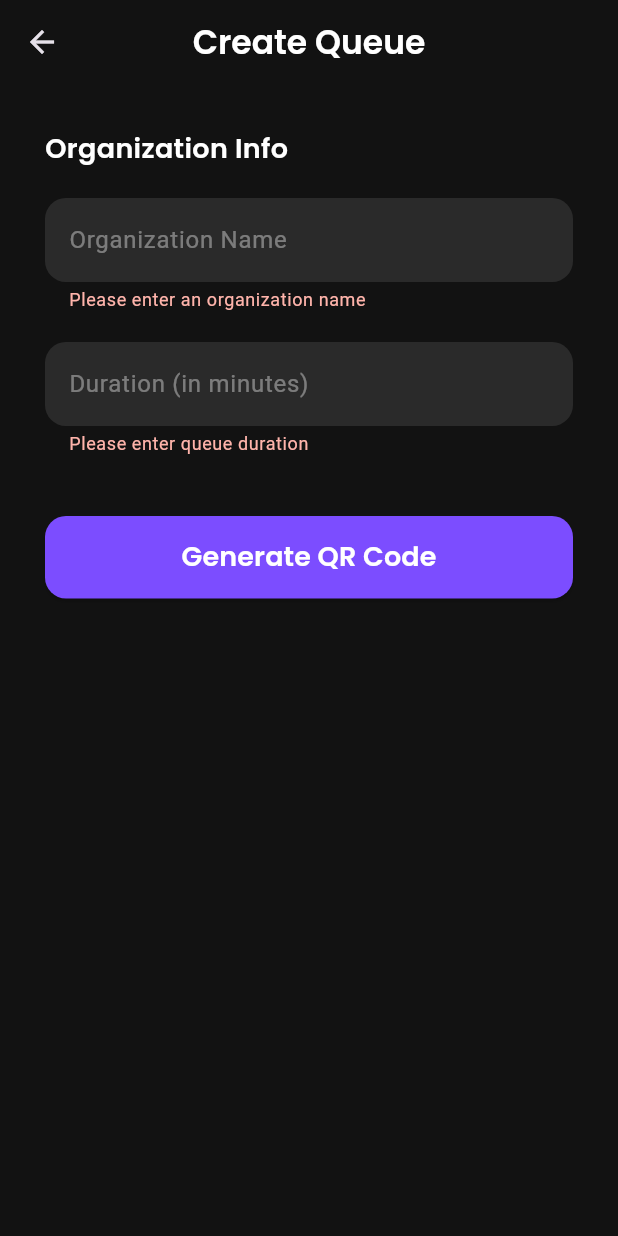
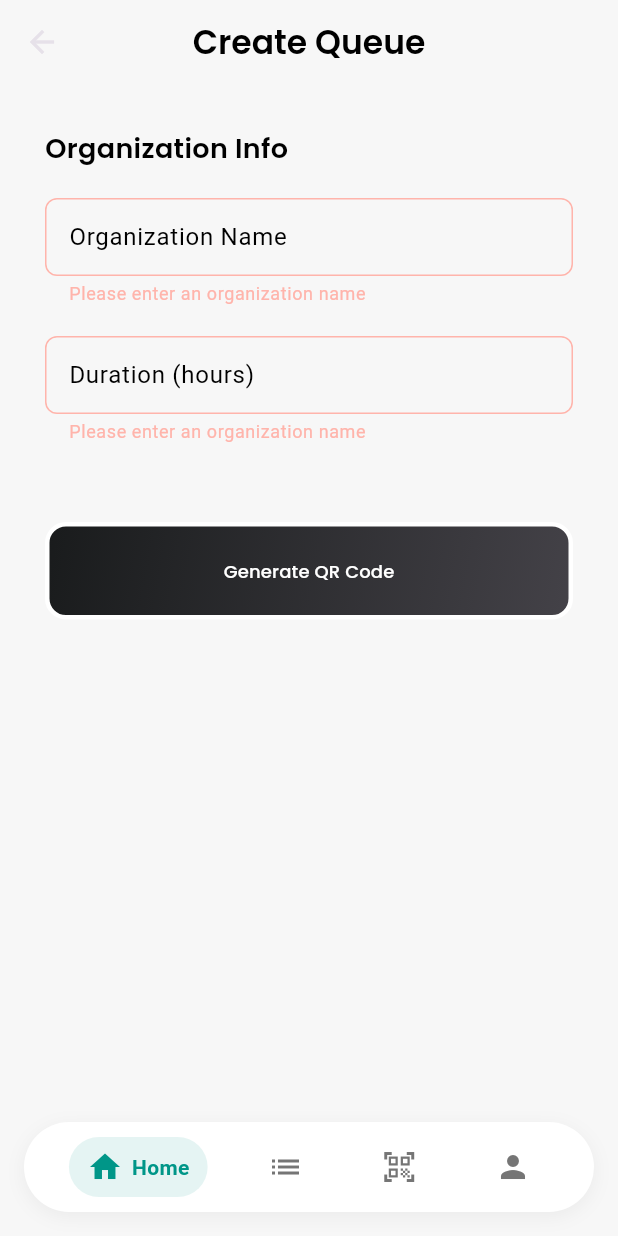
Before and after one commit to Hardelzs/smartqueue, a Flutter app: the AdminSetupPage screen opened directly, after a tap on "Generate QR Code", on a phone screen of 412 x 824 dp. Run offline on Flutter 3.47's test engine with Material 3 defaults, Android fonts, the light colour scheme and no system bars; our stand-ins replace google_fonts, iconsax, qr_flutter.

```diff
--- /dev/null
+++ b/lib/pages/admin_navbar.dart
@@ -0,0 +1,74 @@
+import 'package:flutter/material.dart';
+import 'package:iconsax/iconsax.dart'; // run: flutter pub add iconsax
+
+class AdminNavBar extends StatefulWidget {
+  const AdminNavBar({super.key});
+
+  @override
+  State<AdminNavBar> createState() => _AdminNavBarState();
+}
+
+class _AdminNavBarState extends State<AdminNavBar> {
+  int _selectedIndex = 0;
+
+  @override
+  Widget build(BuildContext context) {
+    return Container(
+      margin: const EdgeInsets.all(16),
+      padding: const EdgeInsets.symmetric(horizontal: 16, vertical: 10),
+      decoration: BoxDecoration(
+        color: Colors.white,
+        borderRadius: BorderRadius.circular(30),
+        boxShadow: [
+          BoxShadow(
+            color: Colors.black.withOpacity(0.05),
+            blurRadius: 10,
+            offset: const Offset(0, 3),
+          ),
+        ],
+      ),
+      child: Row(
+        mainAxisAlignment: MainAxisAlignment.spaceAround,
+        children: [
+          _navItem(Icons.home, "Home", 0),
+          _navItem(Icons.list, "Queue", 1),
+          _navItem(Icons.qr_code_scanner, "Scan", 2),
+          _navItem(Icons.person, "Profile", 3),
+        ],
+      ),
+    );
+  }
+
+  Widget _navItem(IconData icon, String label, int index) {
+    final bool isActive = _selectedIndex == index;
+
+    return GestureDetector(
+      onTap: () {
+        setState(() => _selectedIndex = index);
+      },
+      child: AnimatedContainer(
+        duration: const Duration(milliseconds: 200),
+        padding: const EdgeInsets.symmetric(horizontal: 12, vertical: 8),
+        decoration: BoxDecoration(
+          color: isActive ? Colors.teal.withOpacity(0.1) : Colors.transparent,
+          borderRadius: BorderRadius.circular(20),
+        ),
+        child: Row(
+          children: [
+            Icon(icon, color: isActive ? Colors.teal : Colors.grey[600]),
+            if (isActive) ...[
+              const SizedBox(width: 6),
+              Text(
+                label,
+                style: const TextStyle(
+                  color: Colors.teal,
+                  fontWeight: FontWeight.w600,
+                ),
+              ),
+            ],
+          ],
+        ),
+      ),
+    );
+  }
+}
--- a/lib/pages/admin_setup_page.dart
+++ b/lib/pages/admin_setup_page.dart
@@ -1,6 +1,7 @@
 import 'package:flutter/material.dart';
 import 'package:google_fonts/google_fonts.dart';
 import 'package:qr_flutter/qr_flutter.dart';
+import 'admin_navbar.dart';
 
 class AdminSetupPage extends StatefulWidget {
   const AdminSetupPage({super.key});
@@ -40,7 +41,7 @@ class _AdminSetupPageState extends State<AdminSetupPage> {
   @override
   Widget build(BuildContext context) {
     return Scaffold(
-      backgroundColor: const Color(0xFF121212),
+      backgroundColor: const Color(0xFFF7F7F7),
       appBar: AppBar(
         backgroundColor: Colors.transparent,
         elevation: 0,
@@ -49,7 +50,7 @@ class _AdminSetupPageState extends State<AdminSetupPage> {
           "Create Queue",
           style: GoogleFonts.poppins(
             fontWeight: FontWeight.w600,
-            color: Colors.white,
+            color: Colors.black,
           ),
         ),
       ),
@@ -66,7 +67,7 @@ class _AdminSetupPageState extends State<AdminSetupPage> {
                   style: GoogleFonts.poppins(
                     fontSize: 18,
                     fontWeight: FontWeight.w600,
-                    color: Colors.white,
+                    color: Colors.black,
                   ),
                 ),
                 const SizedBox(height: 20),
@@ -74,10 +75,32 @@ class _AdminSetupPageState extends State<AdminSetupPage> {
                 // Organization Name Field
                 TextFormField(
                   controller: _orgController,
-                  style: const TextStyle(color: Colors.white),
-                  decoration: _inputDecoration("Organization Name"),
-                  validator: (value) =>
-                      value!.isEmpty ? "Please enter an organization name" : null,
+                  style: const TextStyle(color: Colors.black),
+                  decoration: InputDecoration(
+                    labelText: "Organization Name",
+                    labelStyle: const TextStyle(color: Colors.black),
+                    enabledBorder: OutlineInputBorder(
+                      borderSide: BorderSide(color: Colors.black, width: 1.5),
+                      borderRadius: BorderRadius.circular(8),
+                    ),
+                    focusedBorder: OutlineInputBorder(
+                      borderSide: BorderSide(color: Colors.black, width: 1.5),
+                      borderRadius: BorderRadius.circular(8),
+                    ),
+                    border: OutlineInputBorder(
+                      borderSide: BorderSide(color: Colors.black, width: 1.5),
+                      borderRadius: BorderRadius.circular(8),
+                    ),
+                    isDense: true, // optional: reduces vertical padding
+                    contentPadding: EdgeInsets.symmetric(
+                      horizontal: 12,
+                      vertical: 14,
+                    ),
+                  ),
+                  cursorColor: Colors.black,
+                  validator: (value) => value!.isEmpty
+                      ? "Please enter an organization name"
+                      : null,
                 ),
 
                 const SizedBox(height: 20),
@@ -85,22 +108,57 @@ class _AdminSetupPageState extends State<AdminSetupPage> {
                 // Duration Field
                 TextFormField(
                   controller: _durationController,
-                  style: const TextStyle(color: Colors.white),
-                  decoration: _inputDecoration("Duration (in minutes)"),
-                  keyboardType: TextInputType.number,
-                  validator: (value) =>
-                      value!.isEmpty ? "Please enter queue duration" : null,
+                  style: const TextStyle(color: Colors.black),
+                  decoration: InputDecoration(
+                    labelText: "Duration (hours)",
+                    labelStyle: const TextStyle(color: Colors.black),
+                    enabledBorder: OutlineInputBorder(
+                      borderSide: BorderSide(color: Colors.black, width: 1.5),
+                      borderRadius: BorderRadius.circular(8),
+                    ),
+                    focusedBorder: OutlineInputBorder(
+                      borderSide: BorderSide(color: Colors.black, width: 1.5),
+                      borderRadius: BorderRadius.circular(8),
+                    ),
+                    border: OutlineInputBorder(
+                      borderSide: BorderSide(color: Colors.black, width: 1.5),
+                      borderRadius: BorderRadius.circular(8),
+                    ),
+                    isDense: true, // optional: reduces vertical padding
+                    contentPadding: EdgeInsets.symmetric(
+                      horizontal: 12,
+                      vertical: 14,
+                    ),
+                  ),
+                  cursorColor: Colors.black,
+                  validator: (value) => value!.isEmpty
+                      ? "Please enter an organization name"
+                      : null,
                 ),
 
                 const SizedBox(height: 40),
 
                 // Generate Button
-                SizedBox(
+                Padding(
+                  padding: const EdgeInsets.only(
+                    top: 12,
+                  ), // moves it down a little
+                  child: Container(
                     width: double.infinity,
-                  height: 55,
+                    height: 65,
+                    decoration: BoxDecoration(
+                      gradient: LinearGradient(
+                        colors: [Color(0xFF191B1C), Color(0xFF444248)],
+                        begin: Alignment.topLeft,
+                        end: Alignment.bottomRight,
+                      ),
+                      borderRadius: BorderRadius.circular(14),
+                      border: Border.all(color: Colors.white, width: 3),
+                    ),
                     child: ElevatedButton(
                       style: ElevatedButton.styleFrom(
-                      backgroundColor: Colors.deepPurpleAccent,
+                        backgroundColor: Colors.transparent,
+                        shadowColor: Colors.transparent,
                         shape: RoundedRectangleBorder(
                           borderRadius: BorderRadius.circular(14),
                         ),
@@ -109,9 +167,10 @@ class _AdminSetupPageState extends State<AdminSetupPage> {
                       child: Text(
                         "Generate QR Code",
                         style: GoogleFonts.poppins(
-                        fontSize: 18,
-                        fontWeight: FontWeight.w600,
+                          fontSize: 12,
+                          fontWeight: FontWeight.w500,
                           color: Colors.white,
+                        ),
                       ),
                     ),
                   ),
@@ -129,7 +188,7 @@ class _AdminSetupPageState extends State<AdminSetupPage> {
                           style: GoogleFonts.poppins(
                             fontSize: 18,
                             fontWeight: FontWeight.w500,
-                            color: Colors.white,
+                            color: Colors.black,
                           ),
                         ),
                         const SizedBox(height: 20),
@@ -143,7 +202,7 @@ class _AdminSetupPageState extends State<AdminSetupPage> {
                             data: _generatedCode!,
                             version: QrVersions.auto,
                             size: 200,
-                            foregroundColor: Colors.white,
+                            foregroundColor: Colors.black,
                           ),
                         ),
                         const SizedBox(height: 20),
@@ -151,7 +210,7 @@ class _AdminSetupPageState extends State<AdminSetupPage> {
                           "Code: $_generatedCode",
                           textAlign: TextAlign.center,
                           style: GoogleFonts.poppins(
-                            color: Colors.white70,
+                            color: Colors.black,
                             fontSize: 14,
                           ),
                         ),
@@ -164,6 +223,7 @@ class _AdminSetupPageState extends State<AdminSetupPage> {
           ),
         ),
       ),
+      bottomNavigationBar: const AdminNavBar(),
     );
   }
 
--- a/pubspec.yaml
+++ b/pubspec.yaml
@@ -38,6 +38,7 @@ dependencies:
   # The following adds the Cupertino Icons font to your application.
   # Use with the CupertinoIcons class for iOS style icons.
   cupertino_icons: ^1.0.8
+  iconsax: ^0.0.8
 
 dev_dependencies:
   flutter_test:
```
Also changed, not shown: pubspec.lock. Lines whose indentation alone changed are shown as unchanged.
